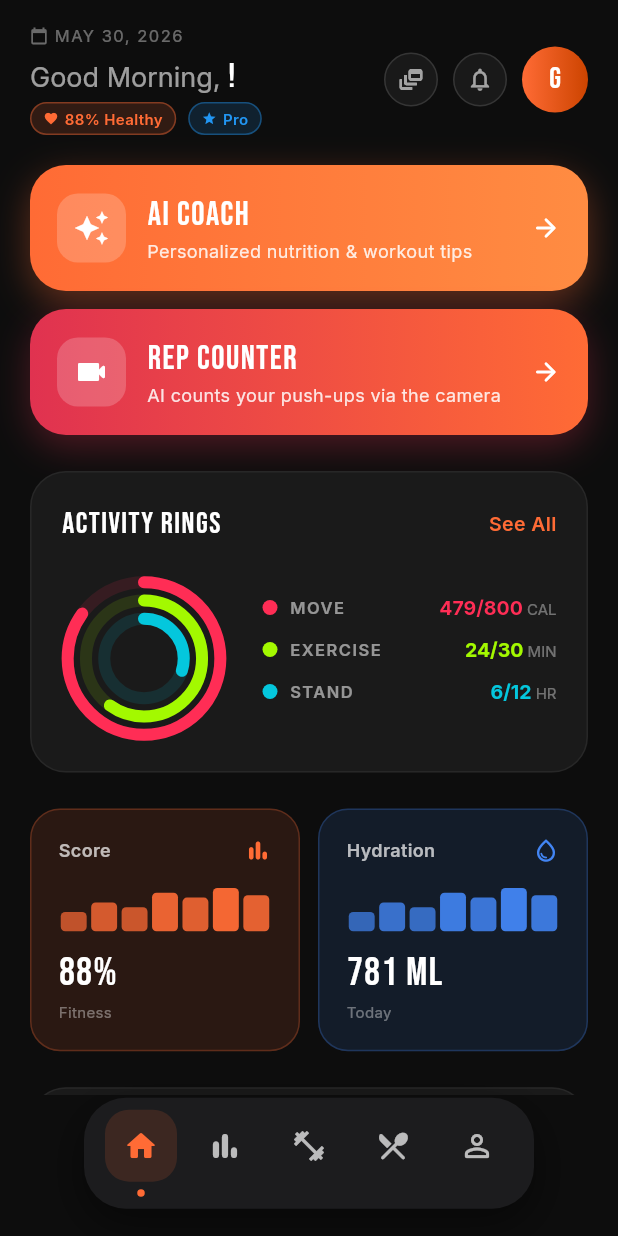
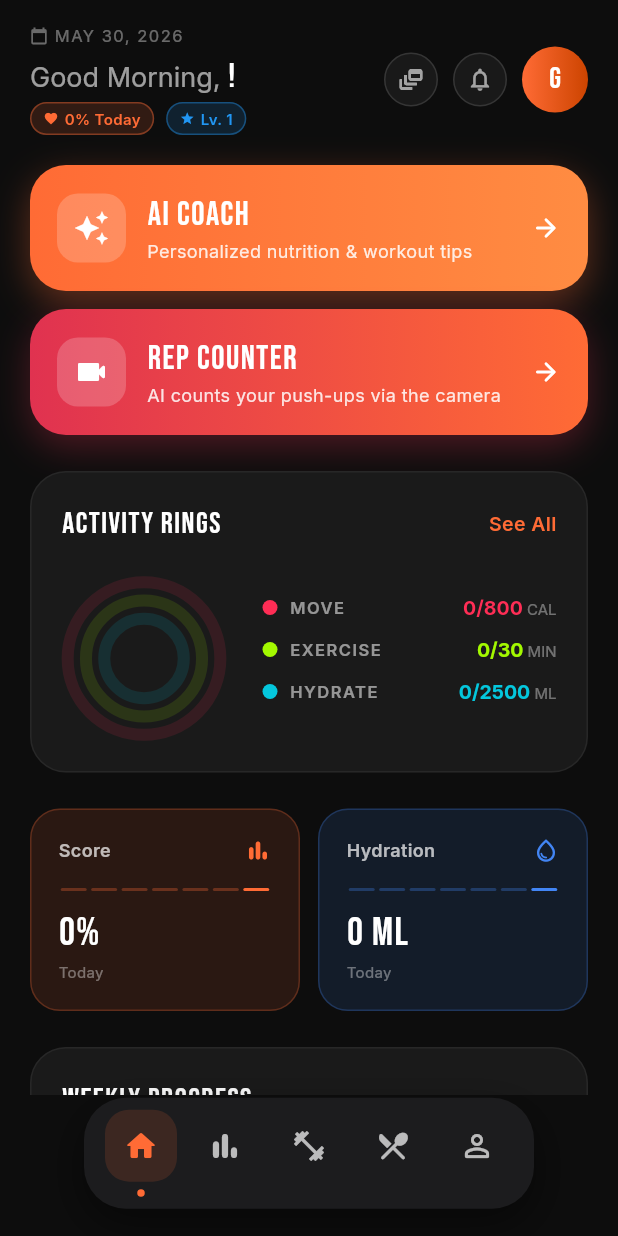
Before and after one commit to H311sing/diplomka-main, a Flutter app: the screen it shows once a user with an empty profile is signed in, on a phone screen of 412 x 824 dp. Run offline on Flutter 3.47's test engine with Material 3 defaults, Android fonts, the phone set to English and light mode, and no system bars; drawn by our look-alikes of flutter_animate; our stand-ins replace camera, flutter_local_notifications, flutter_timezone, go_router, google_fonts, image_picker and 4 more; missing offline and left inert: google_mlkit_pose_detection; accounts and stored records are empty; network calls fail.

Commit message:
Wire Home screen to real Supabase data
Replaces the hardcoded placeholders on the Home dashboard with live
totals from workout_logs and water_logs.

- Activity rings: MOVE = calories burned today, EXERCISE = workout
  minutes today, HYDRATE (was STAND) = water consumed today, each
  with a configurable daily target.
- Header badges: "X% Today" = mean ring progress; "Lv. N" =
  derived from this month's workout count (was a static "Pro").
- Score metric card shows real today percent; Hydration card shows
  real ml. Both mini-bar charts are last 7 days from the actual logs.
- Weekly Progress bars: last 7 days of workout minutes, normalised
  per day, with today highlighted.
- Data loaded in initState; refreshes on every navigation back to
  Home via go_router.

Co-Authored-By: Claude Opus 4.7 <noreply@anthropic.com>

```diff
--- a/lib/screens/home_screen.dart
+++ b/lib/screens/home_screen.dart
@@ -21,32 +21,56 @@ class _HomeScreenState extends State<HomeScreen> with TickerProviderStateMixin {
   int _pendingRequests = 0;
   RealtimeChannel? _reqChannel;
 
-  final List<Map<String, dynamic>> _activities = [
+  // ── Real daily stats (Supabase) ──────────────────────────
+  int _todayCalories = 0; // burned today (workout_logs.calories_burned)
+  int _todayMinutes = 0; // workout minutes today
+  int _todayWaterMl = 0; // water consumed today
+  int _monthWorkouts = 0; // for level badge
+  List<int> _weekWorkoutMins = List.filled(7, 0); // last 7 days
+  List<int> _weekWaterMl = List.filled(7, 0); // last 7 days
+
+  // Daily targets (could later live in profile)
+  static const int _targetCals = 800;
+  static const int _targetMins = 30;
+  static const int _targetWaterMl = 2500;
+
+  double get _moveProgress =>
+      (_todayCalories / _targetCals).clamp(0.0, 1.0);
+  double get _exerciseProgress =>
+      (_todayMinutes / _targetMins).clamp(0.0, 1.0);
+  double get _hydrationProgress =>
+      (_todayWaterMl / _targetWaterMl).clamp(0.0, 1.0);
+  int get _scorePercent =>
+      (((_moveProgress + _exerciseProgress + _hydrationProgress) / 3) * 100)
+          .round();
+  int get _level => (_monthWorkouts / 10).floor() + 1;
+
+  List<Map<String, dynamic>> get _activities => [
         {
           'label': 'MOVE',
-      'current': 479,
-      'target': 800,
+          'current': _todayCalories,
+          'target': _targetCals,
           'unit': 'CAL',
-      'color': Color(0xFFFF2D55),
-      'progress': 0.85,
+          'color': const Color(0xFFFF2D55),
+          'progress': _moveProgress,
           'size': 90.0,
         },
         {
           'label': 'EXERCISE',
-      'current': 24,
-      'target': 30,
+          'current': _todayMinutes,
+          'target': _targetMins,
           'unit': 'MIN',
-      'color': Color(0xFFA3F900),
-      'progress': 0.60,
+          'color': const Color(0xFFA3F900),
+          'progress': _exerciseProgress,
           'size': 70.0,
         },
         {
-      'label': 'STAND',
-      'current': 6,
-      'target': 12,
-      'unit': 'HR',
-      'color': Color(0xFF04C7DD),
-      'progress': 0.30,
+          'label': 'HYDRATE',
+          'current': _todayWaterMl,
+          'target': _targetWaterMl,
+          'unit': 'ML',
+          'color': const Color(0xFF04C7DD),
+          'progress': _hydrationProgress,
           'size': 50.0,
         },
       ];
@@ -70,7 +94,88 @@ class _HomeScreenState extends State<HomeScreen> with TickerProviderStateMixin {
     _loadUser();
     _loadExercises();
     _loadRequests();
+    _loadDailyStats();
     _startQuoteTimer();
+  }
+
+  Future<void> _loadDailyStats() async {
+    final supabase = Supabase.instance.client;
+    final user = supabase.auth.currentUser;
+    if (user == null) return;
+
+    final now = DateTime.now();
+    final today = DateTime(now.year, now.month, now.day);
+    final todayStr = today.toIso8601String().split('T')[0];
+    final weekStart = today.subtract(const Duration(days: 6));
+    final weekStartStr = weekStart.toIso8601String().split('T')[0];
+    final monthStart =
+        DateTime(now.year, now.month, 1).toIso8601String().split('T')[0];
+
+    try {
+      final results = await Future.wait([
+        supabase
+            .from('workout_logs')
+            .select('duration_minutes, calories_burned, workout_date')
+            .eq('user_id', user.id)
+            .gte('workout_date', weekStartStr),
+        supabase
+            .from('water_logs')
+            .select('amount_ml, log_date')
+            .eq('user_id', user.id)
+            .gte('log_date', weekStartStr),
+        supabase
+            .from('workout_logs')
+            .select('id')
+            .eq('user_id', user.id)
+            .gte('workout_date', monthStart),
+      ]);
+
+      final workouts = results[0] as List;
+      final waters = results[1] as List;
+      final monthCount = (results[2] as List).length;
+
+      int todayCals = 0;
+      int todayMins = 0;
+      int todayWater = 0;
+      final weekMins = List<int>.filled(7, 0);
+      final weekWater = List<int>.filled(7, 0);
+
+      for (final w in workouts) {
+        final dStr = w['workout_date'] as String;
+        final d = DateTime.parse(dStr);
+        final daysAgo =
+            today.difference(DateTime(d.year, d.month, d.day)).inDays;
+        final idx = 6 - daysAgo;
+        final mins = (w['duration_minutes'] as num?)?.toInt() ?? 0;
+        final cals = (w['calories_burned'] as num?)?.toInt() ?? 0;
+        if (idx >= 0 && idx < 7) weekMins[idx] += mins;
+        if (dStr == todayStr) {
+          todayMins += mins;
+          todayCals += cals;
+        }
+      }
+      for (final wl in waters) {
+        final dStr = wl['log_date'] as String;
+        final d = DateTime.parse(dStr);
+        final daysAgo =
+            today.difference(DateTime(d.year, d.month, d.day)).inDays;
+        final idx = 6 - daysAgo;
+        final ml = (wl['amount_ml'] as num?)?.toInt() ?? 0;
+        if (idx >= 0 && idx < 7) weekWater[idx] += ml;
+        if (dStr == todayStr) todayWater += ml;
+      }
+
+      if (mounted) {
+        setState(() {
+          _todayCalories = todayCals;
+          _todayMinutes = todayMins;
+          _todayWaterMl = todayWater;
+          _monthWorkouts = monthCount;
+          _weekWorkoutMins = weekMins;
+          _weekWaterMl = weekWater;
+        });
+      }
+    } catch (_) {}
   }
 
   Future<void> _loadRequests() async {
@@ -293,7 +398,7 @@ class _HomeScreenState extends State<HomeScreen> with TickerProviderStateMixin {
                       const Icon(Icons.favorite,
                           color: AppTheme.primary, size: 10),
                       const SizedBox(width: 4),
-                      Text('88% Healthy',
+                      Text('$_scorePercent% Today',
                           style: GoogleFonts.inter(
                               color: AppTheme.primary,
                               fontSize: 10,
@@ -316,7 +421,7 @@ class _HomeScreenState extends State<HomeScreen> with TickerProviderStateMixin {
                       const Icon(Icons.star,
                           color: Colors.blue, size: 10),
                       const SizedBox(width: 4),
-                      Text('Pro',
+                      Text('Lv. $_level',
                           style: GoogleFonts.inter(
                               color: Colors.blue,
                               fontSize: 10,
@@ -672,25 +777,37 @@ class _HomeScreenState extends State<HomeScreen> with TickerProviderStateMixin {
 
   // ─── METRICS ROW ──────────────────────────────────────────
   Widget _buildMetricsRow() {
+    // Last 7 days as normalized 0..1 bars
+    final scoreBars = List<double>.generate(7, (i) {
+      final m = (_weekWorkoutMins[i] / _targetMins).clamp(0.0, 1.0);
+      final h = (_weekWaterMl[i] / _targetWaterMl).clamp(0.0, 1.0);
+      return ((m + h) / 2).toDouble();
+    });
+    final hydrationBars = _weekWaterMl
+        .map((ml) => (ml / _targetWaterMl).clamp(0.0, 1.0).toDouble())
+        .toList();
+
     return Row(
       children: [
         Expanded(
           child: _buildMetricCard(
             label: 'Score',
-            value: '88%',
+            value: '$_scorePercent%',
             icon: Icons.bar_chart_rounded,
             color: AppTheme.primary,
-            subtitle: 'Fitness',
+            subtitle: 'Today',
+            bars: scoreBars,
           ),
         ),
         const SizedBox(width: 12),
         Expanded(
           child: _buildMetricCard(
             label: 'Hydration',
-            value: '781 ml',
+            value: '$_todayWaterMl ml',
             icon: Icons.water_drop_outlined,
             color: const Color(0xFF4285F4),
             subtitle: 'Today',
+            bars: hydrationBars,
           ),
         ),
       ],
@@ -703,6 +820,7 @@ class _HomeScreenState extends State<HomeScreen> with TickerProviderStateMixin {
     required IconData icon,
     required Color color,
     required String subtitle,
+    required List<double> bars,
   }) {
     return Container(
       padding: const EdgeInsets.all(18),
@@ -729,17 +847,19 @@ class _HomeScreenState extends State<HomeScreen> with TickerProviderStateMixin {
           Row(
             crossAxisAlignment: CrossAxisAlignment.end,
             children: List.generate(7, (i) {
-              final heights = [0.4, 0.6, 0.5, 0.8, 0.7, 0.9, 0.75];
+              final h = bars.length > i ? bars[i] : 0.0;
+              final isToday = i == 6;
               return Expanded(
                 child: Padding(
                   padding: const EdgeInsets.symmetric(horizontal: 1.5),
                   child: AnimatedBuilder(
                     animation: _ringController,
                     builder: (_, __) => Container(
-                      height: 32 * heights[i] * _ringController.value,
+                      height: (32 * h * _ringController.value)
+                          .clamp(2.0, 32.0),
                       decoration: BoxDecoration(
                         color: color.withOpacity(
-                            0.5 + heights[i] * 0.5),
+                            isToday ? 1.0 : (0.3 + h * 0.5)),
                         borderRadius: BorderRadius.circular(3),
                       ),
                     ),
@@ -764,9 +884,18 @@ class _HomeScreenState extends State<HomeScreen> with TickerProviderStateMixin {
 
   // ─── WEEKLY PROGRESS ──────────────────────────────────────
   Widget _buildWeeklyProgress() {
-    final days = ['M', 'T', 'W', 'T', 'F', 'S', 'S'];
-    final values = [0.8, 0.6, 1.0, 0.4, 0.9, 0.5, 0.0];
-    final today = DateTime.now().weekday - 1;
+    // Last 7 days, oldest → today. Label each day by its weekday letter.
+    final now = DateTime.now();
+    final letters = ['M', 'T', 'W', 'T', 'F', 'S', 'S'];
+    final days = List<String>.generate(7, (i) {
+      final d = now.subtract(Duration(days: 6 - i));
+      return letters[d.weekday - 1];
+    });
+    // Normalize: 60+ minutes of workout in a day = full bar.
+    final values = _weekWorkoutMins
+        .map((m) => (m / 60).clamp(0.0, 1.0).toDouble())
+        .toList();
+    final today = 6; // today is always the last bar
 
     return Container(
       padding: const EdgeInsets.all(20),
```
Lines whose indentation alone changed are shown as unchanged.
